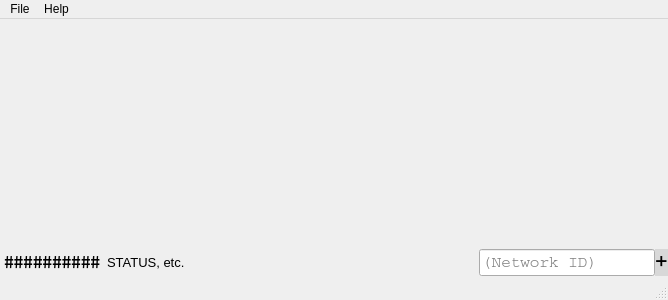
This is ZeroTierUI/mainwindow.ui in zerotier/ZeroTierOne as Qt 5 draws it before an edit. The edited form follows.
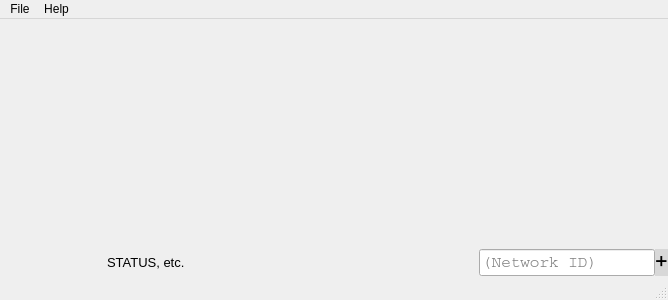
This is the edited form. Icons and pictures are not drawn.

Diff of the .ui file:
```diff
--- a/ZeroTierUI/mainwindow.ui
+++ b/ZeroTierUI/mainwindow.ui
@@ -135,7 +135,7 @@
 s</string>
          </property>
          <property name="text">
-          <string>##########</string>
+          <string>          </string>
          </property>
          <property name="flat">
           <bool>true</bool>
```
